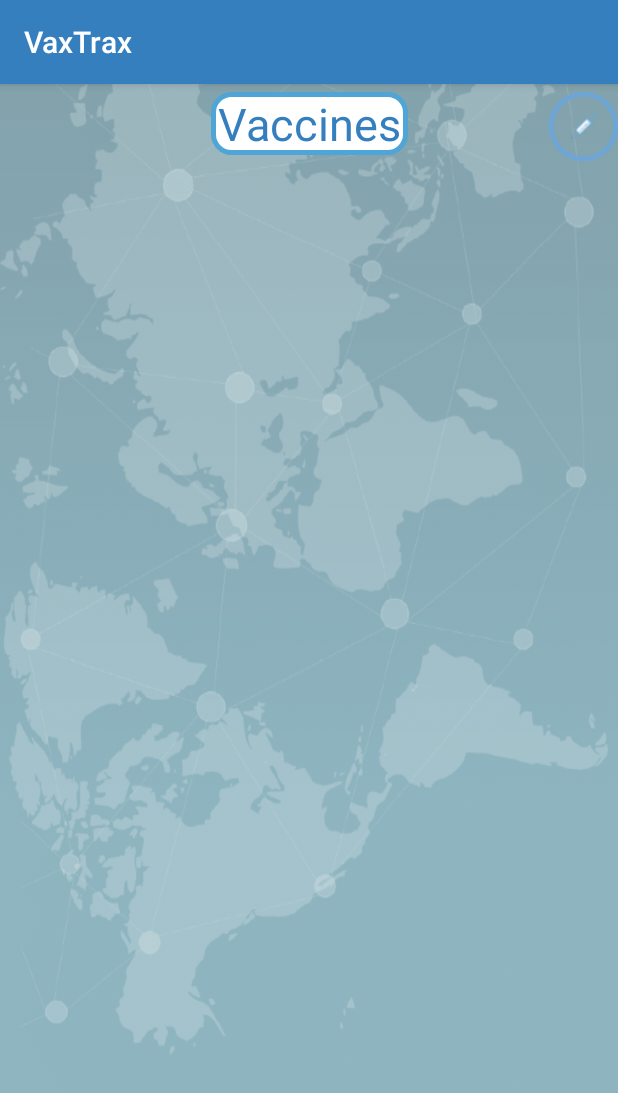
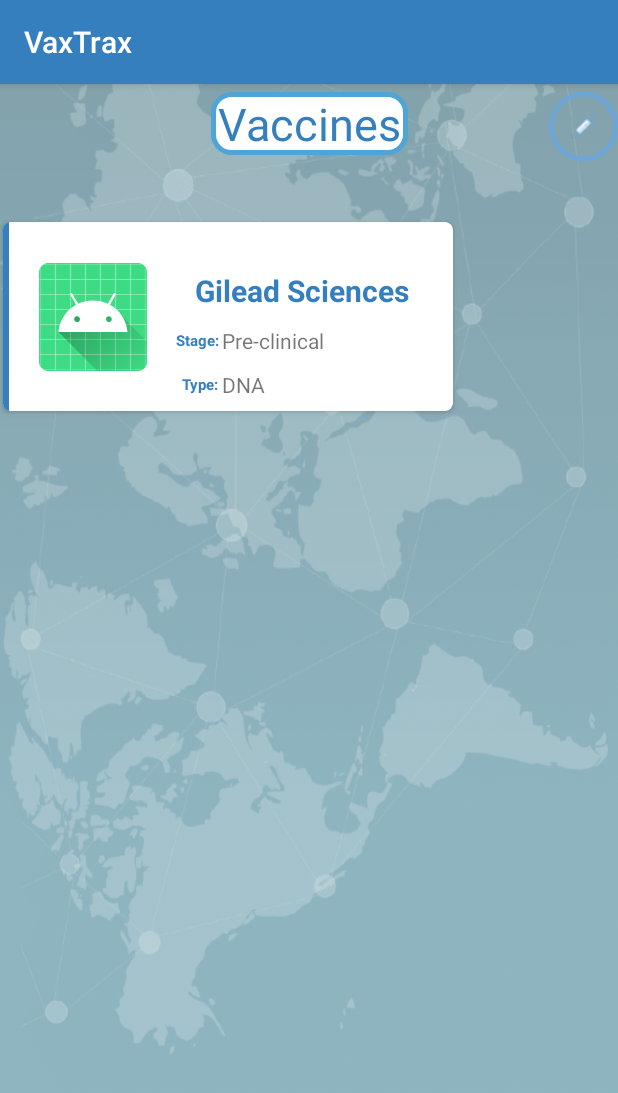
Before and after one commit to shaamirnehal/VaxTrax, an Android app: the VaccinePage screen opened directly, with no data from a screen before it, on a phone screen of 412 x 824 dp. Shown: the top 1093 px of the screen. Run offline under Robolectric (Android 15) with nearby library versions, the phone set to English and light mode, and no system bars.

Commit message:
Added recycler view and adapter. Image resource not setting properly. Covid xml layout messes up upon launch.

```diff
--- /dev/null
+++ b/app/src/main/java/com/example/vaxtrax/RVadapter.java
@@ -0,0 +1,79 @@
+package com.example.vaxtrax;
+
+import android.content.Context;
+import android.view.LayoutInflater;
+import android.view.View;
+import android.view.ViewGroup;
+import android.widget.ImageView;
+import android.widget.TextView;
+
+import androidx.annotation.NonNull;
+import androidx.recyclerview.widget.RecyclerView;
+
+import java.util.ArrayList;
+
+public class RVadapter extends RecyclerView.Adapter<RVadapter.ViewHolder> {
+
+    private ArrayList<Vaccines> data;
+    private LayoutInflater inflater;
+    private ItemClickListener mClickListener;
+
+    void setClickListener (ItemClickListener itemClickListener) {
+        this.mClickListener = itemClickListener;
+    }
+
+    public interface ItemClickListener {
+        void onItemClick(View view, int position);
+    }
+
+    public RVadapter(ArrayList<Vaccines> data, Context context) {
+        this.data = data;
+        this.inflater = LayoutInflater.from(context);
+    }
+
+    @NonNull
+    @Override
+    public RVadapter.ViewHolder onCreateViewHolder(@NonNull ViewGroup parent, int viewType) {
+        View view = inflater.inflate(R.layout.row, parent, false);
+        return new ViewHolder(view);
+    }
+
+    @Override
+    public void onBindViewHolder(@NonNull RVadapter.ViewHolder holder, int position) {
+        Vaccines dataObj =data.get(position);
+        holder.nametv.setText(dataObj.getName());
+        holder.stagetv.setText(dataObj.getStage());
+        holder.typetv.setText(dataObj.getType());
+        holder.ivDisplay.setBackground(dataObj.getDisplay()); // might need to test
+    }
+
+    @Override
+    public int getItemCount() {
+        return data.size();
+    }
+
+    public class ViewHolder extends RecyclerView.ViewHolder implements View.OnClickListener {
+
+        TextView nametv;
+        TextView stagetv;
+        TextView typetv;
+        ImageView ivDisplay;
+
+        //for handling views
+
+        public ViewHolder(@NonNull View itemView) {
+            super(itemView);
+            nametv = itemView.findViewById(R.id.nametv);
+            stagetv = itemView.findViewById(R.id.stagetv);
+            typetv = itemView.findViewById(R.id.typetv);
+            ivDisplay = itemView.findViewById(R.id.ivDisplay);
+            itemView.setOnClickListener(this);
+        }
+
+        @Override
+        public void onClick(View v) {
+            if (mClickListener != null)
+                mClickListener.onItemClick(v, getAdapterPosition());
+        }
+    }
+}
--- a/app/src/main/java/com/example/vaxtrax/VaccinePage.java
+++ b/app/src/main/java/com/example/vaxtrax/VaccinePage.java
@@ -1,14 +1,44 @@
 package com.example.vaxtrax;
 
 import androidx.appcompat.app.AppCompatActivity;
+import androidx.core.content.ContextCompat;
+import androidx.recyclerview.widget.LinearLayoutManager;
+import androidx.recyclerview.widget.RecyclerView;
 
+import android.graphics.drawable.BitmapDrawable;
+import android.graphics.drawable.Drawable;
 import android.os.Bundle;
+import android.view.View;
 
-public class VaccinePage extends AppCompatActivity {
+import java.util.ArrayList;
+
+public class VaccinePage extends AppCompatActivity implements RVadapter.ItemClickListener {
+
+    RecyclerView rv;
+    RVadapter adapter;
+    ArrayList<Vaccines> data = new ArrayList<>();
 
     @Override
     protected void onCreate(Bundle savedInstanceState) {
         super.onCreate(savedInstanceState);
         setContentView(R.layout.activity_vaccine_page);
+        Drawable x = ContextCompat.getDrawable(getApplicationContext(), R.drawable.syringelogo);
+        String name = "sciences";
+        Vaccines vac1 = new Vaccines("Gilead Sciences",
+                "DNA","Pre-clinical",
+                "Loremipsum asjdasndjasndjasnd",
+                x);
+
+        data.add(vac1);
+        rv = findViewById(R.id.rv);
+        rv.setLayoutManager(new LinearLayoutManager(this));
+        adapter = new RVadapter(data, this);
+        adapter.setClickListener(this);
+        rv.setAdapter(adapter);
+    }
+
+    @Override
+    public void onItemClick(View view, int position) {
+
     }
 }
--- a/app/src/main/java/com/example/vaxtrax/Vaccines.java
+++ b/app/src/main/java/com/example/vaxtrax/Vaccines.java
@@ -1,4 +1,7 @@
 package com.example.vaxtrax;
+
+import android.graphics.drawable.BitmapDrawable;
+import android.graphics.drawable.Drawable;
 
 public class Vaccines {
 
@@ -6,12 +9,14 @@ public class Vaccines {
     private String type;
     private String stage;
     private String info;
+    private Drawable display;
 
-    Vaccines    (String name, String type, String stage, String info) {
+    Vaccines    (String name, String type, String stage, String info, Drawable display) {
         this.name = name;
         this.type = type;
         this.stage = stage;
         this.info = info;
+        this.display = display;
     }
 
     public String getName() {
@@ -45,4 +50,12 @@ public class Vaccines {
     public void setInfo(String info) {
         this.info = info;
     }
+
+    public Drawable getDisplay()  {
+        return display;
+    }
+
+    public void setDisplay(Drawable display)  {
+        this.display = display;
+    }
 }
--- a/app/src/main/res/layout/activity_vaccine_page.xml
+++ b/app/src/main/res/layout/activity_vaccine_page.xml
@@ -32,6 +32,7 @@
         app:srcCompat="@drawable/syringelogo" />
 
     <androidx.recyclerview.widget.RecyclerView
+        android:id="@+id/rv"
         android:layout_width="match_parent"
         android:layout_height="match_parent"
         android:layout_marginTop="90dp"
--- a/app/src/main/res/layout/row.xml
+++ b/app/src/main/res/layout/row.xml
@@ -20,7 +20,7 @@
     <androidx.constraintlayout.widget.ConstraintLayout
         android:layout_width="match_parent"
         android:layout_height="wrap_content"
-        android:padding="16dp">
+        android:padding="8dp">
 
         <ImageView
             android:id="@+id/ivDisplay"
@@ -37,9 +37,11 @@
             android:layout_width="wrap_content"
             android:layout_height="wrap_content"
             android:layout_marginStart="32dp"
-            android:layout_marginLeft="32dp"
             android:layout_marginTop="24dp"
+            android:contentDescription="@string/name"
             android:text="TextView"
+            android:textStyle="bold"
+            android:textColor="@color/colorPrimary"
             android:textSize="20sp"
             app:layout_constraintStart_toEndOf="@+id/ivDisplay"
             app:layout_constraintTop_toTopOf="parent" />
@@ -48,18 +50,47 @@
             android:id="@+id/stagetv"
             android:layout_width="wrap_content"
             android:layout_height="wrap_content"
+            android:layout_marginStart="50dp"
             android:layout_marginTop="10dp"
+            android:contentDescription="@string/stage"
             android:text="TextView"
-            app:layout_constraintStart_toStartOf="@+id/nametv"
+            app:layout_constraintStart_toEndOf="@+id/ivDisplay"
             app:layout_constraintTop_toBottomOf="@+id/nametv" />
 
         <TextView
             android:id="@+id/typetv"
             android:layout_width="wrap_content"
             android:layout_height="wrap_content"
-            android:layout_marginStart="30dp"
+            android:layout_marginTop="10dp"
+            android:contentDescription="@string/type"
             android:text="TextView"
-            app:layout_constraintStart_toEndOf="@+id/stagetv"
+            app:layout_constraintStart_toStartOf="@+id/stagetv"
+            app:layout_constraintTop_toBottomOf="@+id/stagetv" />
+
+        <TextView
+            android:id="@+id/stagettv"
+            android:layout_width="wrap_content"
+            android:layout_height="wrap_content"
+            android:layout_marginEnd="2dp"
+            android:text="@string/stage"
+            android:textSize="10dp"
+            android:textStyle="bold"
+            android:textColor="@color/colorPrimary"
+            app:layout_constraintBottom_toBottomOf="@+id/stagetv"
+            app:layout_constraintEnd_toStartOf="@+id/stagetv"
             app:layout_constraintTop_toTopOf="@+id/stagetv" />
+
+        <TextView
+            android:id="@+id/typettv"
+            android:layout_width="wrap_content"
+            android:layout_height="wrap_content"
+            android:layout_marginEnd="2dp"
+            android:text="@string/type"
+            android:textSize="10dp"
+            android:textStyle="bold"
+            android:textColor="@color/colorPrimary"
+            app:layout_constraintBottom_toBottomOf="@+id/typetv"
+            app:layout_constraintEnd_toStartOf="@+id/typetv"
+            app:layout_constraintTop_toTopOf="@+id/typetv" />
     </androidx.constraintlayout.widget.ConstraintLayout>
 </androidx.cardview.widget.CardView>
--- a/app/src/main/res/values/strings.xml
+++ b/app/src/main/res/values/strings.xml
@@ -4,6 +4,9 @@
     <string name="vaccineBtn">Vaccine</string>
     <string name="vaccines">Vaccines</string>
     <string name="covidBtn">Covid-19</string>
+    <string name="stage">Stage:</string>
+    <string name="type">Type:</string>
+    <string name="name">name</string>
     <string name="quizBtn">Take Covid Quiz</string>
     <string name="covidInfo">COVID-19 is a respiratory illness caused by a new virus.
         Symptoms include fever, coughing, a sore throat and shortness of breath. The virus can spread
```
